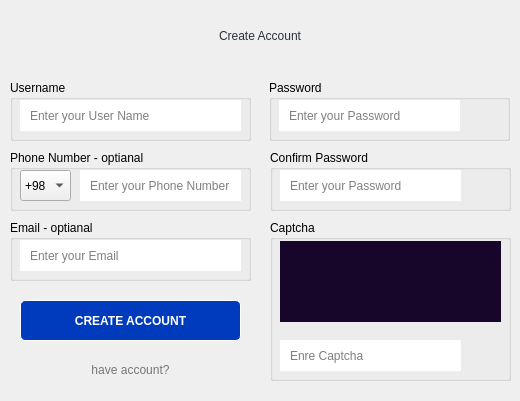
Before: the Qt Designer form src/signup_widget.ui in aligrand/Zapchat, drawn with Qt 5.
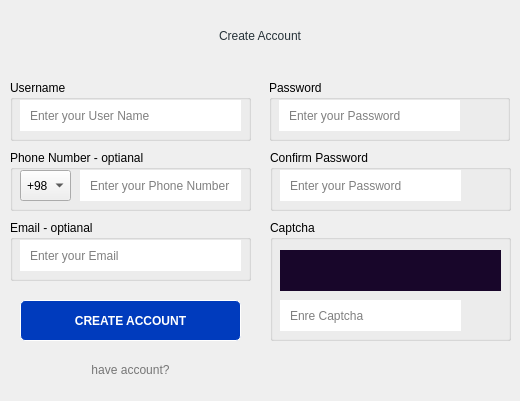
After: the same form once the commit is applied. Icons and pictures are not drawn.

The edit to the form file:
```diff
--- a/src/signup_widget.ui
+++ b/src/signup_widget.ui
@@ -170,6 +170,17 @@
       <height>31</height>
      </rect>
     </property>
+    <property name="styleSheet">
+     <string notr="true">QComboBox
+{
+    background-color: rgb(255, 255, 255)
+    border: 1px solid #000;
+    padding-left: 6px;
+    color: #000;
+    height: 20px;
+
+}</string>
+    </property>
     <property name="frame">
      <bool>true</bool>
     </property>
@@ -351,7 +362,7 @@
      <x>270</x>
      <y>220</y>
      <width>241</width>
-     <height>161</height>
+     <height>121</height>
     </rect>
    </property>
    <property name="title">
@@ -361,9 +372,9 @@
     <property name="geometry">
      <rect>
       <x>10</x>
-      <y>21</y>
+      <y>30</y>
       <width>221</width>
-      <height>81</height>
+      <height>41</height>
      </rect>
     </property>
     <property name="styleSheet">
@@ -385,7 +396,7 @@
     <property name="geometry">
      <rect>
       <x>10</x>
-      <y>120</y>
+      <y>80</y>
       <width>181</width>
       <height>31</height>
      </rect>
@@ -409,7 +420,7 @@
     <property name="geometry">
      <rect>
       <x>200</x>
-      <y>120</y>
+      <y>80</y>
       <width>31</width>
       <height>31</height>
      </rect>
```
